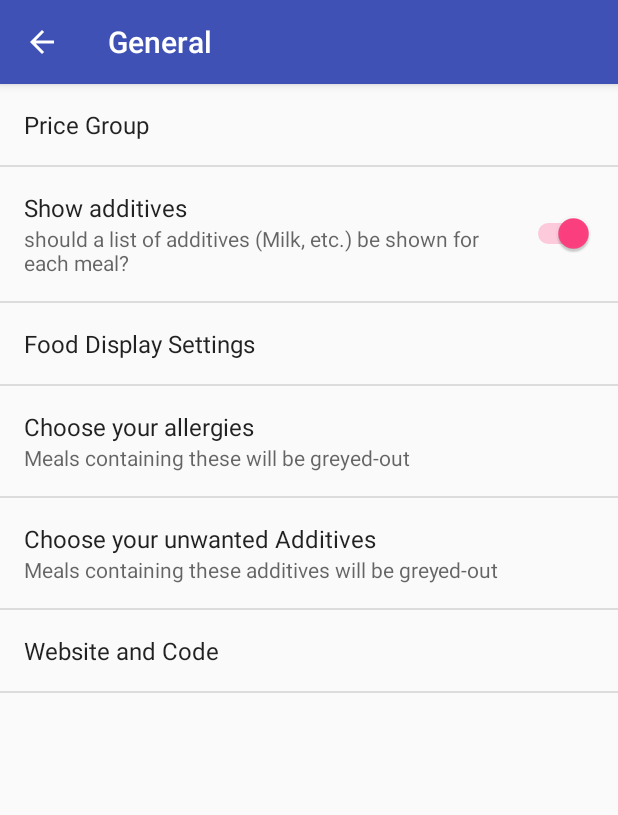
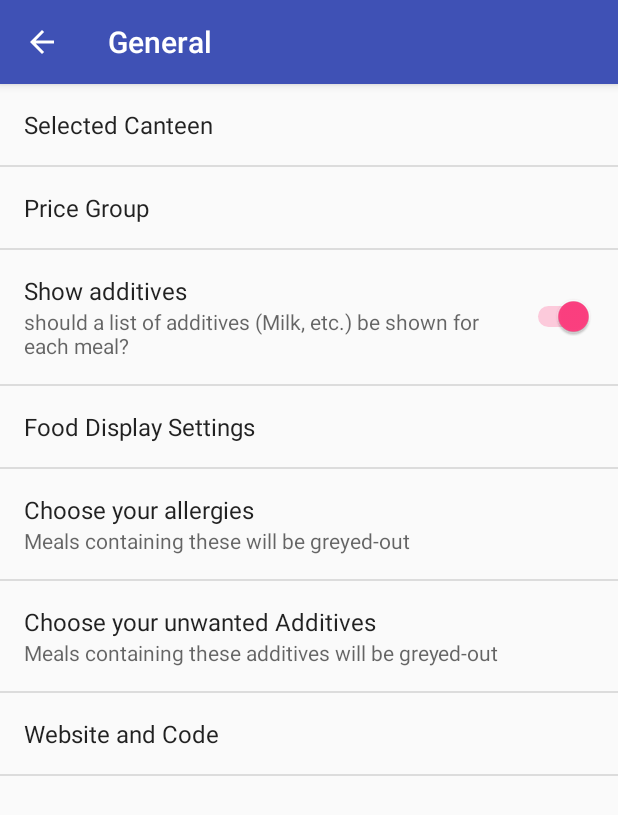
Before and after one commit to csicar/MensaPlan, an Android app: the SettingsActivity screen opened directly, with no data from a screen before it, after a tap on "General", on a phone screen of 412 x 824 dp. Shown: the top 815 px of the screen. Run offline under Robolectric (Android 15) with nearby library versions, the phone set to English and light mode, and no system bars; network calls fail.

Commit message:
added canteen preference; button for canteen info and more

```diff
--- a/app/build.gradle
+++ b/app/build.gradle
@@ -8,7 +8,7 @@ android {
     compileSdkVersion 26
     defaultConfig {
         applicationId "de.csicar.mensaplan"
-        minSdkVersion 15
+        minSdkVersion 21
         targetSdkVersion 26
         versionCode 1
         versionName "1.0"
--- a/app/src/main/res/values/arrays.xml
+++ b/app/src/main/res/values/arrays.xml
@@ -105,4 +105,21 @@
         <item>veg</item>
         <item>mensa_vit</item>
     </string-array>
+    <string-array name="canteen_titles">
+        <item>Mensa Hochschule Pforzheim</item>
+        <item>Mensa am Adenauer Ring</item>
+        <item>Mensa Molkestraße</item>
+        <item>Mensa Erzbergerstraße</item>
+        <item>Mensa Schloss Gottesaue</item>
+        <item>Mensa I Holzgarten (Stuttgart-Mitte)</item>
+    </string-array>
+    <string-array name="canteen_values">
+        <item>tiefenbronner</item>
+        <item>adenauerring</item>
+        <item>moltke</item>
+        <item>erzberger</item>
+        <item>gottesaue</item>
+        <item>holzgarten</item>
+    </string-array>
+
 </resources>
--- a/app/src/main/res/values/colors.xml
+++ b/app/src/main/res/values/colors.xml
@@ -3,4 +3,5 @@
     <color name="colorPrimary">#3F51B5</color>
     <color name="colorPrimaryDark">#303F9F</color>
     <color name="colorAccent">#FF4081</color>
+    <color name="titleStripTextColor">#FFF</color>
 </resources>
--- a/app/src/main/res/values/strings.xml
+++ b/app/src/main/res/values/strings.xml
@@ -45,4 +45,5 @@
     <string name="pref_food_properties_title">Choose your unwanted Additives</string>
     <string name="pref_food_properties_summary">Meals containing these additives will be greyed-out</string>
     <string name="pref_food_additives_summary">Meals containing these will be greyed-out</string>
+    <string name="canteen_info_action_text">Canteen Info</string>
 </resources>
--- a/app/src/main/res/values/styles.xml
+++ b/app/src/main/res/values/styles.xml
@@ -18,7 +18,7 @@
     <style name="AppTheme.PopupOverlay" parent="ThemeOverlay.AppCompat.Light" />
 
     <style name="viewPagerTitleStrip">
-        <item name="android:textColor">#FFF</item>
+        <item name="android:textColor">@color/titleStripTextColor</item>
         <item name="android:background">@color/colorPrimaryDark</item>
         <item name="android:paddingTop">8dp</item>
     </style>
--- a/app/src/main/res/xml/pref_general.xml
+++ b/app/src/main/res/xml/pref_general.xml
@@ -1,4 +1,11 @@
 <PreferenceScreen xmlns:android="http://schemas.android.com/apk/res/android">
+    <ListPreference
+        android:defaultValue="adenauerring"
+        android:key="selected_canteen"
+        android:entries="@array/canteen_titles"
+        android:entryValues="@array/canteen_values"
+        android:title="Selected Canteen"
+        />
     <ListPreference
         android:defaultValue="1"
         android:key="price_group"
```
Also changed, not shown: app/src/main/java/de/csicar/mensaplan/MainActivity.kt (+18 -12 lines), app/src/main/res/menu/main.xml (+8 -2 lines), 1 other file.
